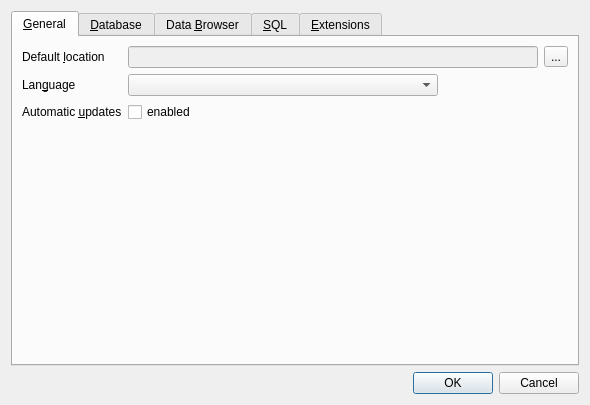
Above: src/PreferencesDialog.ui from sqlitebrowser/sqlitebrowser before the change. Below: the same form after it.
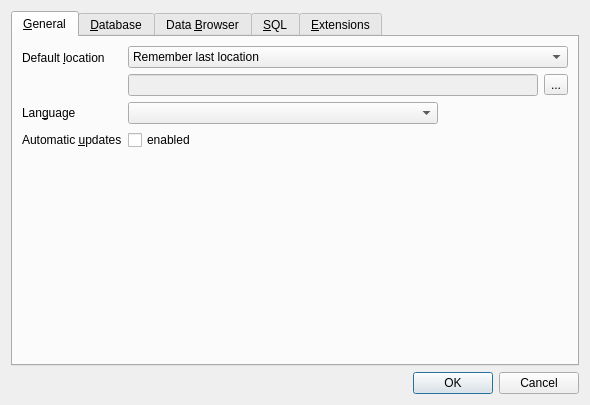
That is the form after the change. Icons and pictures are not drawn.

Commit message:
Add option to remember last location for file dialogs
Add an option to remember the location of the last opened or saved file
and use it as the default location for the next file dialog because
always going back to the default location set in the preferences dialog
can be a real hastle.

See issues #224, #276 and #281.

The edit to the form file:
```diff
--- a/src/PreferencesDialog.ui
+++ b/src/PreferencesDialog.ui
@@ -28,6 +28,27 @@
       </attribute>
       <layout class="QFormLayout" name="formLayout_3">
        <item row="1" column="1">
+        <layout class="QVBoxLayout" name="verticalLayout_6">
+         <item>
+          <widget class="QComboBox" name="comboDefaultLocation">
+           <item>
+            <property name="text">
+             <string>Remember last location</string>
+            </property>
+           </item>
+           <item>
+            <property name="text">
+             <string>Always use this location</string>
+            </property>
+           </item>
+           <item>
+            <property name="text">
+             <string>Remember last location for session only</string>
+            </property>
+           </item>
+          </widget>
+         </item>
+         <item>
         <layout class="QHBoxLayout" name="horizontalLayout">
          <item>
           <widget class="QLineEdit" name="locationEdit">
@@ -54,6 +75,8 @@
             <string>...</string>
            </property>
           </widget>
+           </item>
+          </layout>
          </item>
         </layout>
        </item>
```
Lines whose indentation alone changed are shown as unchanged. The commit also changes 10 other files.
